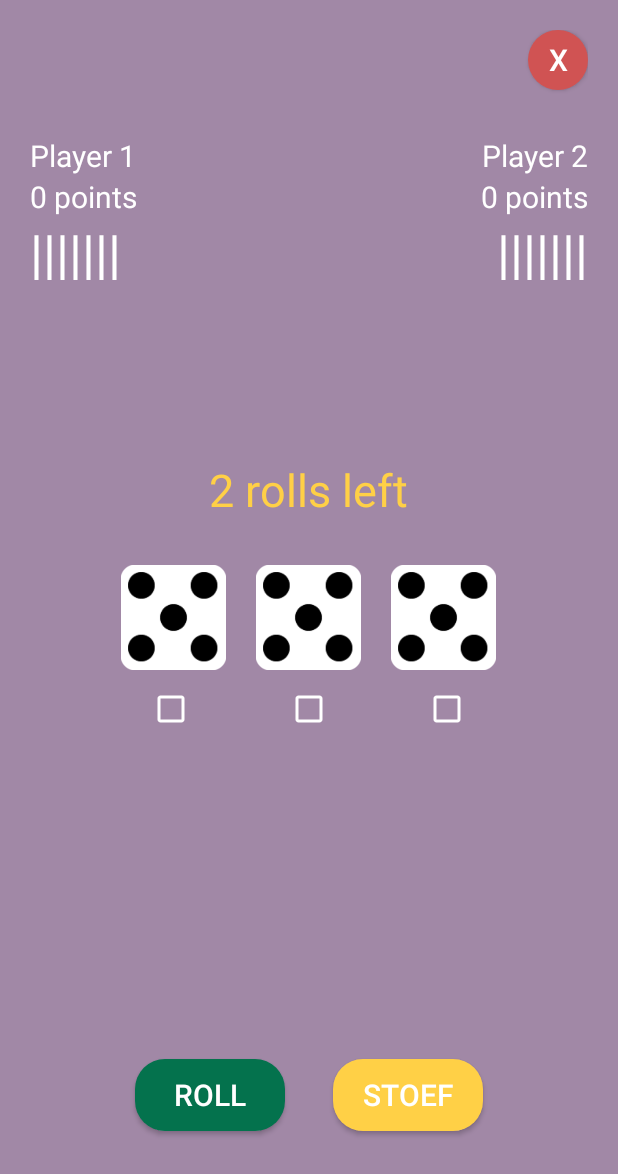
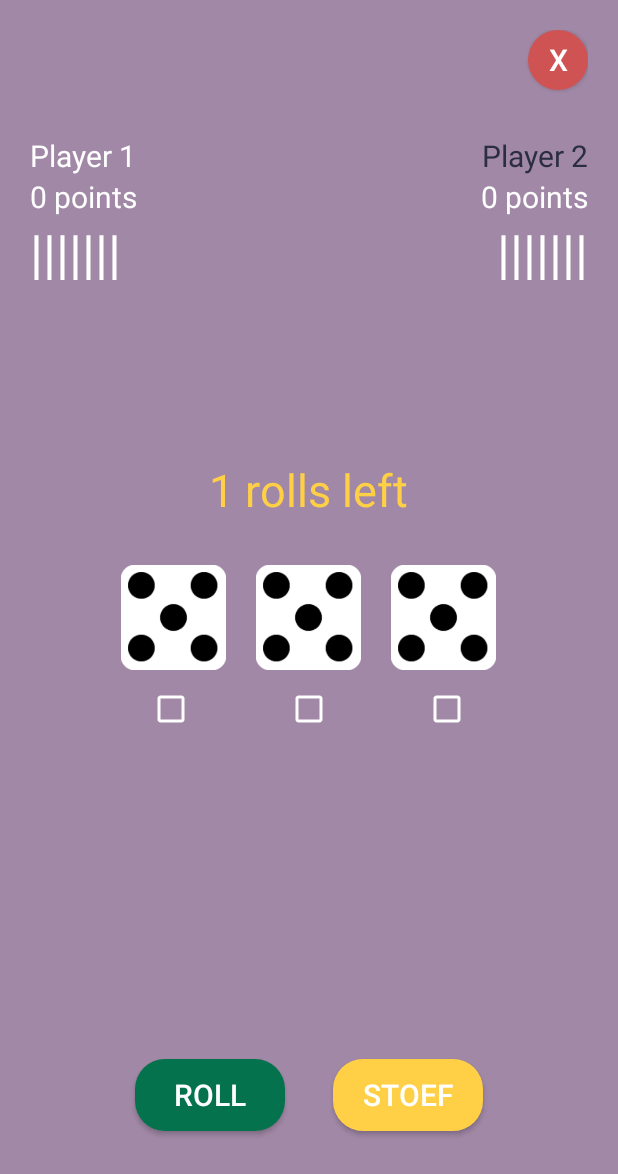
Before and after one commit to madoska/Pietjesbak, an Android app: the mainActivity screen opened directly, with no data from a screen before it, after a tap on "STOEF", on a phone screen of 412 x 824 dp. Shown: the top 1174 px of the screen. Run offline under Robolectric (Android 15) with nearby library versions, the phone set to English and light mode, and no system bars; 2 statements that could not run were skipped; 2 other taps on this screen came first.

Commit message:
fixed rollsAmount to switch when player has less than 0 rolls left + reset dice after player switch

```diff
--- a/app/src/main/java/com/example/pietjesbak/mainActivity.java
+++ b/app/src/main/java/com/example/pietjesbak/mainActivity.java
@@ -18,13 +18,12 @@ public class mainActivity extends Activity {
 
     Button quit, roll, stoef;
     TextView name1, name2, rollsLeft, score1, score2;
-    int value1, value2, value3;
     CheckBox check1, check2, check3;
     ImageView dice1, dice2, dice3;
 
     int rollsAmount = 3;
     int score = 0;
-    Boolean turnPlayer1 = true, activePlayer1 = true, activePlayer2 = false;
+    Boolean activePlayer1 = true;
 
 
     @Override
@@ -49,6 +48,7 @@ public class mainActivity extends Activity {
 
         // set names of player textviews to values of bundles with keys "player1" and "player2"
         name1.setText(getIntent().getExtras().getString("player1"));
+        name1.setTextColor(getResources().getColor(R.color.blue));
         name2.setText(getIntent().getExtras().getString("player2"));
 
         // when quit is pressed --
@@ -77,20 +77,22 @@ public class mainActivity extends Activity {
                 }
 
                 //if player rolled 3 times
-                if(rollsAmount == 0){
+                if(rollsAmount < 0){
                     // switch players
                     if(activePlayer1 == true){
+                        rollsAmount = 3;
                         activePlayer1 = false;
-                        rollsAmount = 3;
                         name1.setTextColor(getResources().getColor(R.color.white));
                         name2.setTextColor(getResources().getColor(R.color.blue));
                         rollsLeft.setText(rollsAmount + " rolls left");
+                        resetDice();
                     } else {
+                        rollsAmount = 3;
                         activePlayer1 = true;
-                        rollsAmount = 3;
                         name1.setTextColor(getResources().getColor(R.color.blue));
                         name2.setTextColor(getResources().getColor(R.color.white));
                         rollsLeft.setText(rollsAmount + " rolls left");
+                        resetDice();
                     }
                 }
             }
@@ -106,6 +108,28 @@ public class mainActivity extends Activity {
                 } else if(rollsAmount == 3){
                     // if player 1 taps stoef before rolling at least once
                     Toast.makeText(getApplicationContext(),"You must roll at least once before you can STOEF!",Toast.LENGTH_SHORT).show();
+                } else {
+                    // reset checkboxes
+                    check1.setChecked(false);
+                    check2.setChecked(false);
+                    check3.setChecked(false);
+
+                    // how many times can player2 throw? (total - rolls left)
+                    int stoefRolls = 3 - rollsAmount;
+
+                    if(activePlayer1 == true){
+                        name1.setTextColor(getResources().getColor(R.color.white));
+                        name2.setTextColor(getResources().getColor(R.color.blue));
+                        rollsAmount = stoefRolls;
+                        rollsLeft.setText(rollsAmount + " rolls left");
+                        activePlayer1 = false;
+                    } else {
+                        name1.setTextColor(getResources().getColor(R.color.blue));
+                        name2.setTextColor(getResources().getColor(R.color.white));
+                        rollsAmount = stoefRolls;
+                        rollsLeft.setText(rollsAmount + " rolls left");
+                        activePlayer1 = true;
+                    }
                 }
             }
         });
@@ -197,7 +221,7 @@ public class mainActivity extends Activity {
                         break;
 
                     case 4:
-                        dice1.setImageResource(R.drawable.dice4);
+                        dice3.setImageResource(R.drawable.dice4);
                         break;
 
                     case 5:
@@ -213,6 +237,12 @@ public class mainActivity extends Activity {
         }
     }
 
+    public void resetDice(){
+        dice1.setImageResource(R.drawable.dice1);
+        dice2.setImageResource(R.drawable.dice1);
+        dice3.setImageResource(R.drawable.dice1);
+    }
+
     public static int randomValue(){
         Random r = new Random();
         return r.nextInt(6)+1;
```
